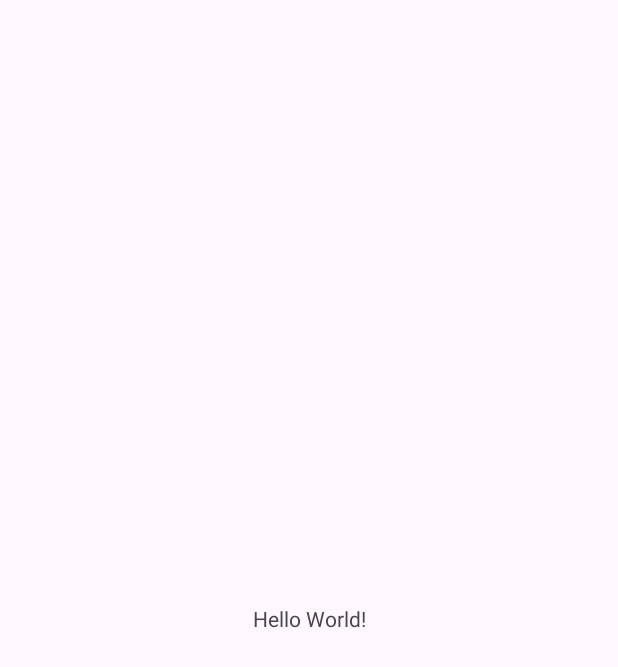
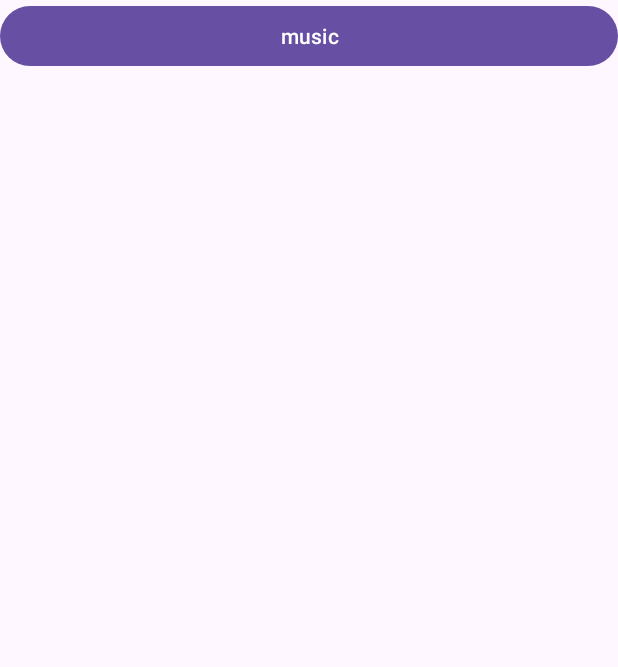
Before and after one commit to DanhUET/tincoderAndroid, an Android app: the screen it shows after launch (MainActivity), on a phone screen of 412 x 824 dp. Before the commit the part shown is almost empty. Shown: the top 667 px of the screen. Run offline under Robolectric (Android 15) with nearby library versions, the phone set to English and light mode, and no system bars.

Commit message:
add notificationMusic

```diff
--- a/app/src/main/java/com/example/tincoderapplication/MainActivity.kt
+++ b/app/src/main/java/com/example/tincoderapplication/MainActivity.kt
@@ -1,20 +1,31 @@
 package com.example.tincoderapplication
 
+import android.content.Intent
 import android.os.Bundle
+import android.widget.TextView
 import androidx.activity.enableEdgeToEdge
 import androidx.appcompat.app.AppCompatActivity
 import androidx.core.view.ViewCompat
 import androidx.core.view.WindowInsetsCompat
+import com.example.tincoderapplication.Service.MusicSongActivity
 
 class MainActivity : AppCompatActivity() {
+    private var btnMusic: TextView?=null
     override fun onCreate(savedInstanceState: Bundle?) {
         super.onCreate(savedInstanceState)
         enableEdgeToEdge()
         setContentView(R.layout.activity_main)
+        actionMusic()
         ViewCompat.setOnApplyWindowInsetsListener(findViewById(R.id.main)) { v, insets ->
             val systemBars = insets.getInsets(WindowInsetsCompat.Type.systemBars())
             v.setPadding(systemBars.left, systemBars.top, systemBars.right, systemBars.bottom)
             insets
         }
     }
+    fun actionMusic(){
+        btnMusic=findViewById(R.id.music)
+        btnMusic?.setOnClickListener {
+            startActivity(Intent(this, MusicSongActivity::class.java))
+        }
+    }
 }
--- /dev/null
+++ b/app/src/main/java/com/example/tincoderapplication/Service/MyApplication.kt
@@ -0,0 +1,35 @@
+package com.example.tincoderapplication.Service
+
+import android.app.Application
+import android.app.NotificationChannel
+import android.app.NotificationManager
+import android.content.Context
+import android.os.Build
+import com.example.tincoderapplication.R
+
+class MyApplication: Application() {
+    companion object{
+        const val CHANNEL_ID="CHANNEL_ID"
+    }
+    override fun onCreate() {
+        super.onCreate()
+        createNotificationChannel()
+    }
+    private fun createNotificationChannel() {
+        // Create the NotificationChannel, but only on API 26+ because
+        // the NotificationChannel class is not in the Support Library.
+        if (Build.VERSION.SDK_INT >= Build.VERSION_CODES.O) {
+            val name = getString(R.string.channel_name)
+            val descriptionText = getString(R.string.channel_description)
+            val importance = NotificationManager.IMPORTANCE_DEFAULT
+            val channel = NotificationChannel(CHANNEL_ID, name, importance).apply {
+                description = descriptionText
+                setSound(null, null)
+            }
+            // Register the channel with the system.
+            val notificationManager: NotificationManager =
+                getSystemService(Context.NOTIFICATION_SERVICE) as NotificationManager
+            notificationManager.createNotificationChannel(channel)
+        }
+    }
+}
--- a/app/src/main/res/layout/activity_main.xml
+++ b/app/src/main/res/layout/activity_main.xml
@@ -1,5 +1,5 @@
 <?xml version="1.0" encoding="utf-8"?>
-<androidx.constraintlayout.widget.ConstraintLayout xmlns:android="http://schemas.android.com/apk/res/android"
+<LinearLayout xmlns:android="http://schemas.android.com/apk/res/android"
     xmlns:app="http://schemas.android.com/apk/res-auto"
     xmlns:tools="http://schemas.android.com/tools"
     android:id="@+id/main"
@@ -7,13 +7,11 @@
     android:layout_height="match_parent"
     tools:context=".MainActivity">
 
-    <TextView
-        android:layout_width="wrap_content"
-        android:layout_height="wrap_content"
-        android:text="Hello World!"
-        app:layout_constraintBottom_toBottomOf="parent"
-        app:layout_constraintEnd_toEndOf="parent"
-        app:layout_constraintStart_toStartOf="parent"
-        app:layout_constraintTop_toTopOf="parent" />
+   <Button
+       android:id="@+id/music"
+       android:layout_width="match_parent"
+       android:layout_height="wrap_content"
+       android:text="music"
+       />
 
-</androidx.constraintlayout.widget.ConstraintLayout>
+</LinearLayout>
--- a/app/src/main/res/values/strings.xml
+++ b/app/src/main/res/values/strings.xml
@@ -1,3 +1,5 @@
 <resources>
     <string name="app_name">TincoderApplication</string>
+    <string name="channel_name">channel1</string>
+    <string name="channel_description">This is channel1</string>
 </resources>
```
Also changed, not shown: app/src/main/AndroidManifest.xml (+13 -1 lines), app/src/main/java/com/example/tincoderapplication/Service/MusicSongActivity.kt (added, +46 -0 lines), app/src/main/java/com/example/tincoderapplication/Service/MyService.kt (added, +60 -0 lines), app/src/main/java/com/example/tincoderapplication/Service/Song.kt (added, +7 -0 lines), app/src/main/res/drawable/close_24px.xml (added, +10 -0 lines), app/src/main/res/drawable/mark_unread_chat_alt_24px.xml (added, +10 -0 lines), app/src/main/res/drawable/pause_circle_24px.xml (added, +10 -0 lines), app/src/main/res/drawable/play_circle_24px.xml (added, +10 -0 lines), app/src/main/res/layout/activity_music_song.xml (added, +24 -0 lines), app/src/main/res/layout/custom_music_song.xml (added, +53 -0 lines), app/src/main/res/drawable/img_tulaunuocmat.jpg (added), 2 other files.
